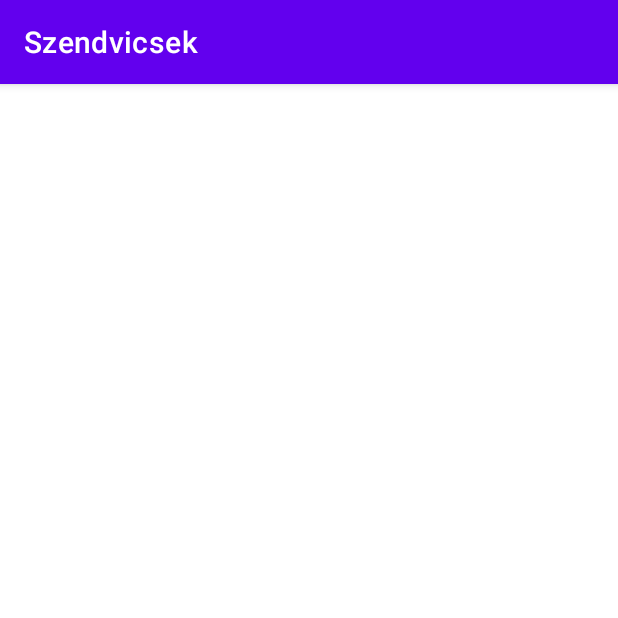
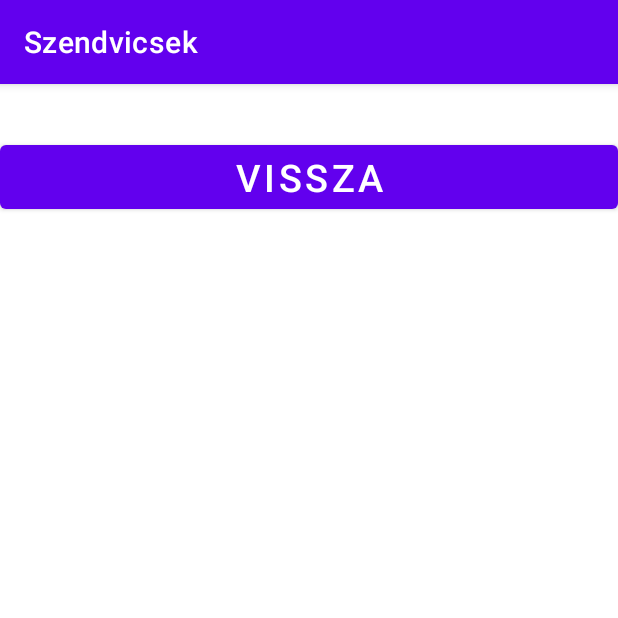
Before and after one commit to BartaBalazs00/BartaBalazs_Szendvicsek, an Android app: the SearchResultActivity screen opened directly, with no data from a screen before it, on a phone screen of 412 x 824 dp, the top half of it. Run offline under Robolectric (Android 15) with nearby library versions, the phone set to English and light mode, and no system bars.

Commit message:
search_activiti kinézet

```diff
--- a/app/src/main/res/layout/activity_search_result.xml
+++ b/app/src/main/res/layout/activity_search_result.xml
@@ -1,9 +1,24 @@
 <?xml version="1.0" encoding="utf-8"?>
-<androidx.constraintlayout.widget.ConstraintLayout xmlns:android="http://schemas.android.com/apk/res/android"
+<LinearLayout xmlns:android="http://schemas.android.com/apk/res/android"
     xmlns:app="http://schemas.android.com/apk/res-auto"
     xmlns:tools="http://schemas.android.com/tools"
     android:layout_width="match_parent"
     android:layout_height="match_parent"
+    android:orientation="vertical"
     tools:context=".SearchResultActivity">
 
-</androidx.constraintlayout.widget.ConstraintLayout>
+    <TextView
+        android:layout_width="match_parent"
+        android:layout_height="wrap_content"
+        android:id="@+id/text_lista"
+        android:scrollbars="vertical"
+        android:textSize="25sp"
+        />
+    <Button
+        android:layout_width="match_parent"
+        android:layout_height="wrap_content"
+        android:id="@+id/btn_vissza"
+        android:text="Vissza"
+        android:textSize="25sp"
+        />
+</LinearLayout>
```
